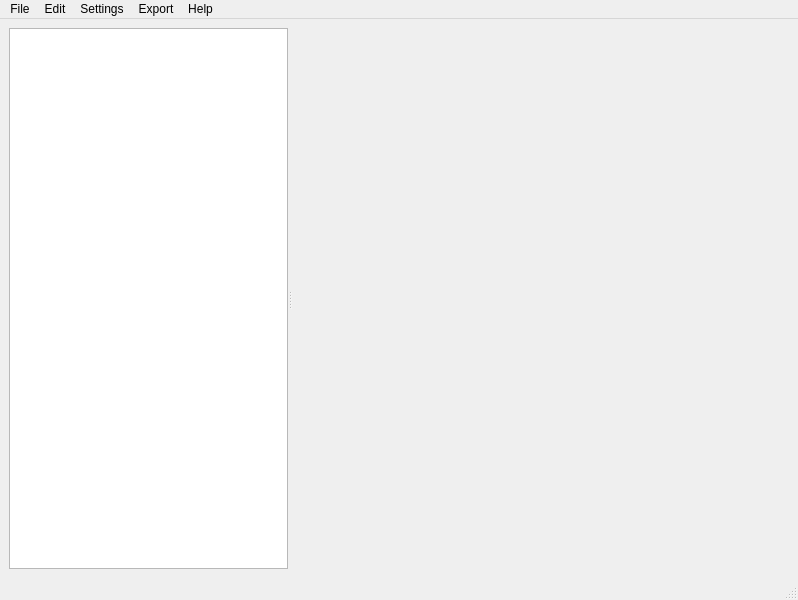
Before: the Qt Designer form ui/main.ui in jwjulien/bine, drawn with Qt 5.
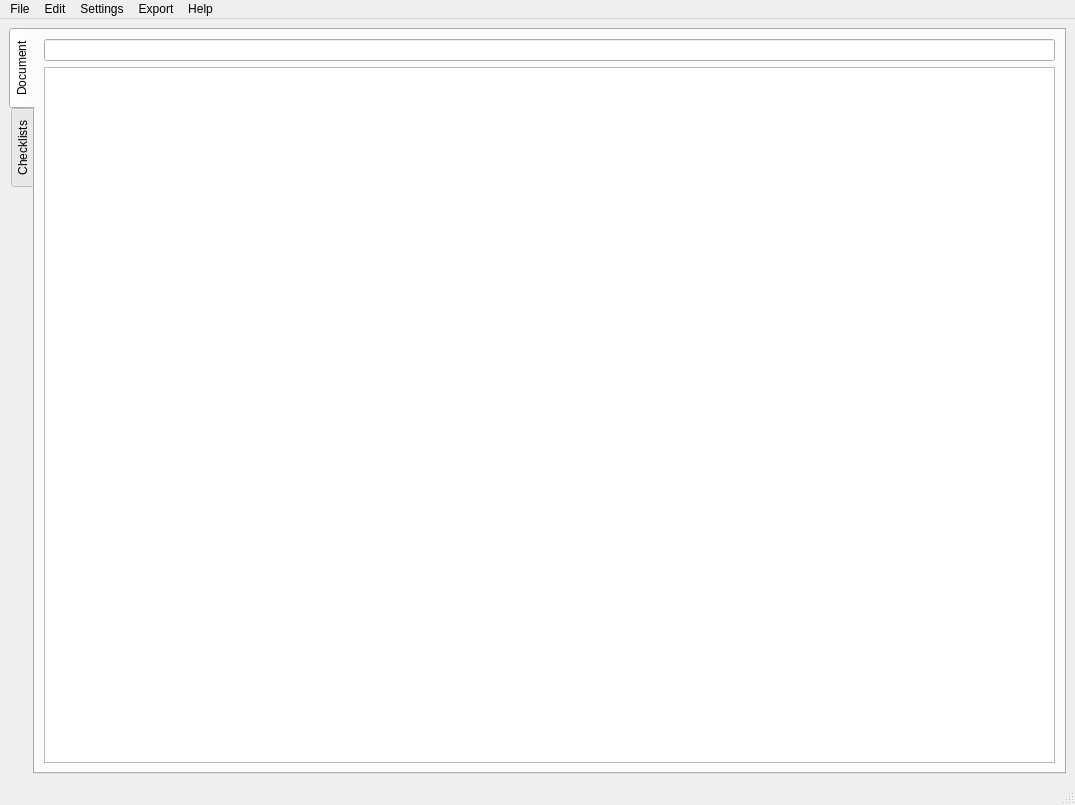
After: the same form once the commit is applied. The open tabs and pages were chosen to show the change. Custom widgets are drawn as their Qt base class.

```diff
--- a/ui/main.ui
+++ b/ui/main.ui
@@ -6,20 +6,55 @@
    <rect>
     <x>0</x>
     <y>0</y>
-    <width>798</width>
-    <height>600</height>
+    <width>1075</width>
+    <height>805</height>
    </rect>
   </property>
   <property name="windowTitle">
    <string>MainWindow</string>
   </property>
   <widget class="QWidget" name="main">
+   <layout class="QVBoxLayout" name="verticalLayout_3">
+    <item>
+     <widget class="QTabWidget" name="tabs">
+      <property name="tabPosition">
+       <enum>QTabWidget::West</enum>
+      </property>
+      <property name="currentIndex">
+       <number>0</number>
+      </property>
+      <widget class="QWidget" name="document">
+       <attribute name="title">
+        <string>Document</string>
+       </attribute>
+       <layout class="QVBoxLayout" name="verticalLayout">
+        <item>
+         <widget class="QLineEdit" name="title"/>
+        </item>
+        <item>
+         <widget class="MarkdownSpellTextEdit" name="description">
+          <property name="sizePolicy">
+           <sizepolicy hsizetype="Preferred" vsizetype="Preferred">
+            <horstretch>0</horstretch>
+            <verstretch>1</verstretch>
+           </sizepolicy>
+          </property>
+          <property name="font">
+           <font>
+            <family>Consolas</family>
+            <pointsize>10</pointsize>
+           </font>
+          </property>
+         </widget>
+        </item>
+       </layout>
+      </widget>
+      <widget class="QWidget" name="checklists">
+       <attribute name="title">
+        <string>Checklists</string>
+       </attribute>
    <layout class="QVBoxLayout" name="verticalLayout_2">
     <item>
-     <widget class="QSplitter" name="splitter">
-      <property name="orientation">
-       <enum>Qt::Horizontal</enum>
-      </property>
       <widget class="QTreeWidget" name="tree">
        <property name="sizePolicy">
         <sizepolicy hsizetype="Expanding" vsizetype="Expanding">
@@ -51,48 +86,8 @@
         </property>
        </column>
       </widget>
-      <widget class="QStackedWidget" name="stacker">
-       <property name="sizePolicy">
-        <sizepolicy hsizetype="Expanding" vsizetype="Expanding">
-         <horstretch>5</horstretch>
-         <verstretch>0</verstretch>
-        </sizepolicy>
-       </property>
-       <property name="currentIndex">
-        <number>0</number>
-       </property>
-       <widget class="QWidget" name="top">
-        <layout class="QVBoxLayout" name="verticalLayout">
-         <item>
-          <widget class="QLineEdit" name="title"/>
-         </item>
-         <item>
-          <widget class="MarkdownSpellTextEdit" name="description">
-           <property name="sizePolicy">
-            <sizepolicy hsizetype="Preferred" vsizetype="Preferred">
-             <horstretch>0</horstretch>
-             <verstretch>1</verstretch>
-            </sizepolicy>
-           </property>
-           <property name="font">
-            <font>
-             <family>Consolas</family>
-             <pointsize>10</pointsize>
-            </font>
-           </property>
-          </widget>
-         </item>
-        </layout>
-       </widget>
-       <widget class="QWidget" name="checklist">
-        <property name="sizePolicy">
-         <sizepolicy hsizetype="Expanding" vsizetype="Expanding">
-          <horstretch>5</horstretch>
-          <verstretch>0</verstretch>
-         </sizepolicy>
-        </property>
-        <layout class="QVBoxLayout" name="verticalLayout_3"/>
-       </widget>
+        </item>
+       </layout>
       </widget>
      </widget>
     </item>
@@ -103,7 +98,7 @@
     <rect>
      <x>0</x>
      <y>0</y>
-     <width>798</width>
+     <width>1075</width>
      <height>22</height>
     </rect>
    </property>
```
Lines whose indentation alone changed are shown as unchanged.
